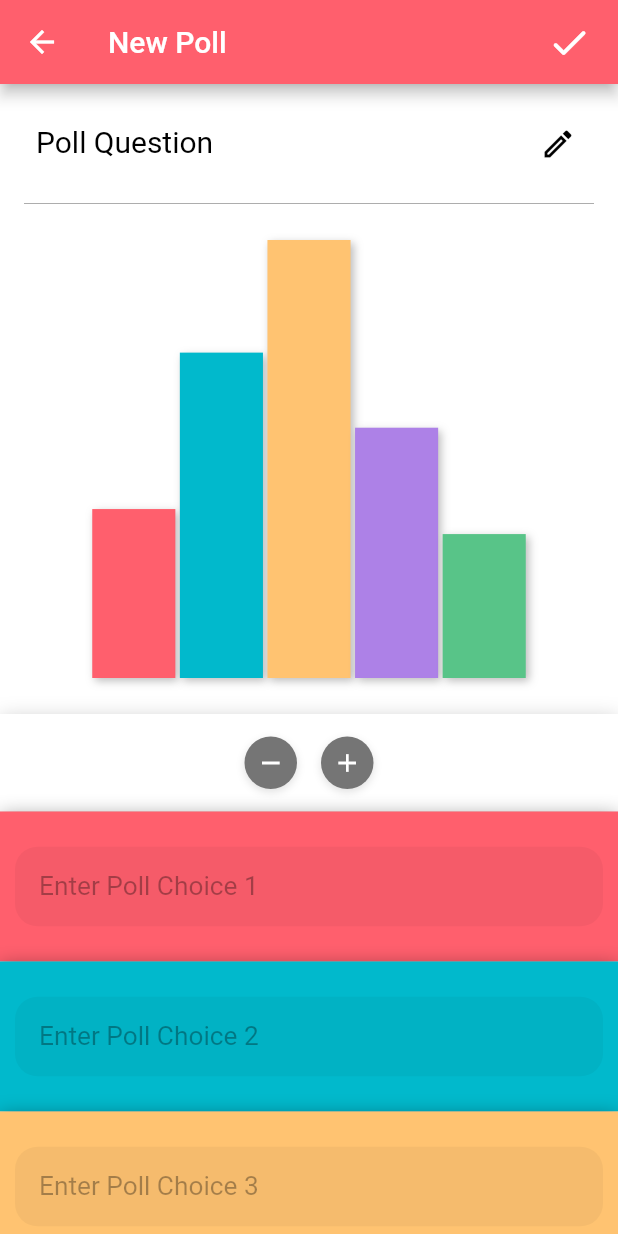
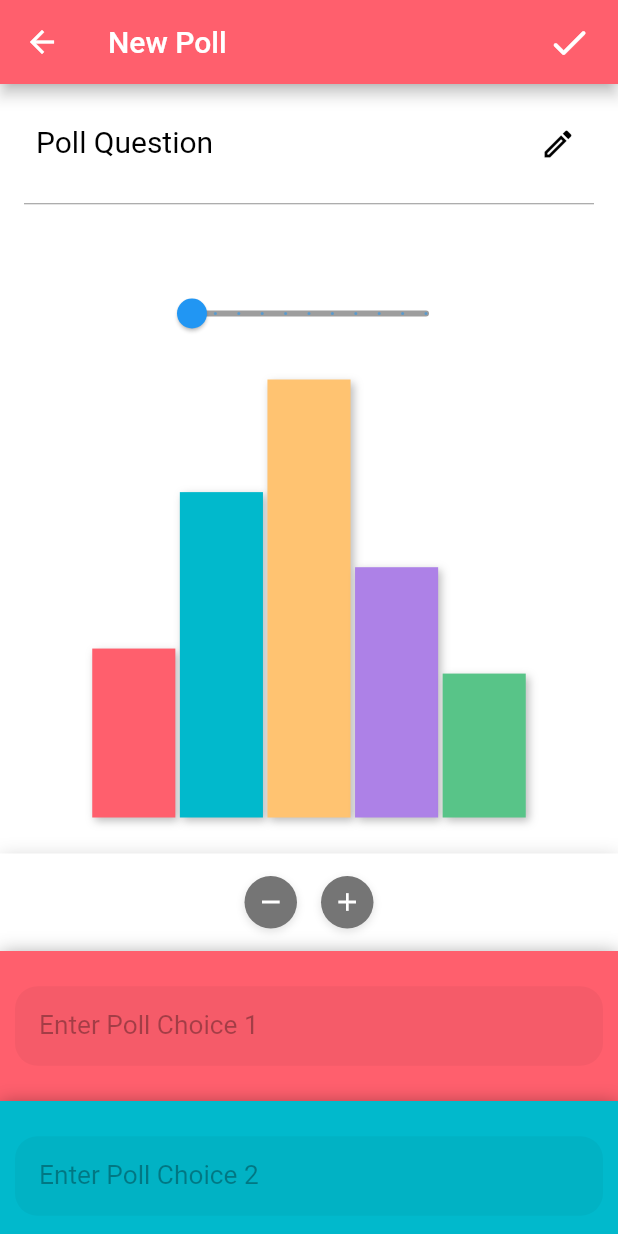
Before and after one commit to nickeastmond/Pollar, a Flutter app: the screen it shows once a user with an empty profile is signed in, after a tap on the "add chart" icon, on a phone screen of 412 x 824 dp. Run offline on Flutter 3.47's test engine with Material 2 defaults, Android fonts, the light colour scheme and no system bars; our stand-ins replace cloud_firestore, email_validator, firebase_auth, firebase_core, flutter_map, geocoding and 7 more; missing offline and left inert: dart:ffi, open_street_map_search_and_pick; accounts and stored records are empty.

Commit message:
set voting limitations based on locations

```diff
--- a/lib/navigation/feed_page.dart
+++ b/lib/navigation/feed_page.dart
@@ -40,7 +40,8 @@ class FeedProvider extends ChangeNotifier {
   Future<LocationData> _getCurrentLocation() async {
     debugPrint("executing get location");
     SharedPreferences prefs = await SharedPreferences.getInstance();
-    final position = await PositionAdapter.getFromSharedPreferences("virtualLocation");
+    final position =
+        await PositionAdapter.getFromSharedPreferences("virtualLocation");
     _userLocation = LatLng(position!.latitude, position.longitude);
     _mapController.move(_userLocation, 13);
     List<Placemark> placemark = await placemarkLocation(_userLocation);
@@ -60,14 +61,13 @@ class FeedProvider extends ChangeNotifier {
   }
 
   List<PollFeedObject> get items => _items;
-  Future<bool> geoPointsDistance(
-      Position p1, Position p2, double? r1, double r2) async {
+  Future<bool> geoPointsDistance(Position p1, Position p2, double? r1) async {
     double metersToMilesFactor = 0.000621371;
     // Calculate the distance between the two points
     double distance = Geolocator.distanceBetween(
         p1.latitude, p1.longitude, p2.latitude, p2.longitude);
     // Check if the distance is less than or equal to the radius
-    return (distance * metersToMilesFactor) <= (r1! + r2);
+    return (distance * metersToMilesFactor) <= (r1!);
   }
 
   Future<void> fetchInitial(int limit) async {
@@ -78,7 +78,8 @@ class FeedProvider extends ChangeNotifier {
     });
     // Define the user's current location
     SharedPreferences prefs = await SharedPreferences.getInstance();
-    final position = await PositionAdapter.getFromSharedPreferences("virtualLocation");
+    final position =
+        await PositionAdapter.getFromSharedPreferences("virtualLocation");
     final double userLat = position!.latitude;
     final double userLong = position.longitude;
     final double? userRad = prefs.getDouble('Radius'); // MILES
@@ -110,8 +111,8 @@ class FeedProvider extends ChangeNotifier {
           heading: 0,
           speed: 0,
           speedAccuracy: 0);
-      final bool overlap = await geoPointsDistance(
-          currentLocation, otherLocation, userRad, obj.poll.radius);
+      final bool overlap =
+          await geoPointsDistance(currentLocation, otherLocation, userRad);
 
       // Check if the circles overlap
       if (overlap) {
@@ -140,7 +141,6 @@ class FeedPage extends StatefulWidget {
   @override
   State<FeedPage> createState() => _FeedPageState();
   final FeedProvider feedProvider;
-
 }
 
 class _FeedPageState extends State<FeedPage> with WidgetsBindingObserver {
@@ -154,14 +154,12 @@ class _FeedPageState extends State<FeedPage> with WidgetsBindingObserver {
     super.initState();
     WidgetsBinding.instance.addObserver(this);
     //fetchFromFirebaseToSharedPreferences();
-    checkLocationEnabled(context).then((val){
+    checkLocationEnabled(context).then((val) {
       debugPrint("location enabled = ${val}");
       setState(() {
         widget.feedProvider.fetchInitial(100);
       });
-
     });
-
 
     // _scrollController.addListener(_onScroll);
   }
@@ -179,13 +177,12 @@ class _FeedPageState extends State<FeedPage> with WidgetsBindingObserver {
   @override
   void didChangeAppLifecycleState(AppLifecycleState state) {
     if (state == AppLifecycleState.resumed) {
-      checkLocationEnabled(context).then((val){
-      debugPrint("location enabled = ${val}");
-      setState(() {
-        widget.feedProvider.fetchInitial(100);
+      checkLocationEnabled(context).then((val) {
+        debugPrint("location enabled = ${val}");
+        setState(() {
+          widget.feedProvider.fetchInitial(100);
+        });
       });
-
-    });
     }
   }
 
--- a/lib/polls/create_poll_page.dart
+++ b/lib/polls/create_poll_page.dart
@@ -39,6 +39,7 @@ class CreatePollPageState extends State<CreatePollPage> {
     TextEditingController()
   ];
   int numBars = 5;
+  double _sliderValue = 0.0;
 
   @override
   Widget build(BuildContext context) {
@@ -54,7 +55,6 @@ class CreatePollPageState extends State<CreatePollPage> {
                 child: GestureDetector(
                   onTap: () async {
                     try {
-
                       Map<String, dynamic> data = {};
                       Position? cur =
                           await PositionAdapter.getFromSharedPreferences(
@@ -87,6 +87,7 @@ class CreatePollPageState extends State<CreatePollPage> {
                       data["pollData"]["answers"] = answers;
                       String uid = FirebaseAuth.instance.currentUser!.uid;
                       data["timestamp"] = DateTime.now();
+                      data["radius"] = _sliderValue;
                       print(data["locationData"]);
                       Poll p = Poll.fromData(uid, data);
                       bool success = await addPollToFirestore(p);
@@ -174,6 +175,43 @@ class CreatePollPageState extends State<CreatePollPage> {
                       borderSide: BorderSide(color: Colors.blue, width: 0.33),
                     ),
                     border: const UnderlineInputBorder(),
+                  ),
+                ),
+              ),
+              const Padding(
+                padding: EdgeInsets.symmetric(vertical: 16.0),
+                child: Text(
+                  'Select a Radius',
+                  style: TextStyle(
+                    color: Colors.white,
+                    fontSize: 17.5,
+                  ),
+                ),
+              ),
+              SizedBox(
+                width: 200,
+                child: SliderTheme(
+                  data: SliderTheme.of(context).copyWith(
+                    thumbShape: RoundSliderThumbShape(enabledThumbRadius: 10),
+                    overlayShape: RoundSliderOverlayShape(overlayRadius: 20),
+                    activeTrackColor: Colors.blue,
+                    inactiveTrackColor: Colors.grey,
+                    thumbColor: Colors.blue,
+                    overlayColor: Colors.blue.withOpacity(0.2),
+                  ),
+                  child: Slider(
+                    value: _sliderValue,
+                    min: 0.0,
+                    max: 20.0,
+                    onChanged: (newValue) {
+                      setState(() {
+                        _sliderValue = newValue;
+                      });
+                    },
+                    label: _sliderValue == 0.0
+                        ? 'Global'
+                        : "Poll Radius: ${_sliderValue.toStringAsFixed(1)}",
+                    divisions: 10,
                   ),
                 ),
               ),
--- a/lib/polls/expanded_poll_page.dart
+++ b/lib/polls/expanded_poll_page.dart
@@ -1,6 +1,7 @@
 import 'dart:math';
 import 'package:cloud_firestore/cloud_firestore.dart';
 import 'package:firebase_auth/firebase_auth.dart';
+import 'package:latlong2/latlong.dart';
 import 'package:pollar/model/constans.dart';
 import 'package:pollar/model/user/pollar_user_model.dart';
 import 'package:pollar/polls/delete_report_menu.dart';
@@ -269,7 +270,9 @@ class ExpandedPollPageState extends State<ExpandedPollPage> {
                             bool success = await pollInteraction(
                                 i,
                                 FirebaseAuth.instance.currentUser!.uid,
-                                widget.pollFeedObj.pollId);
+                                widget.pollFeedObj.pollId,
+                                widget.pollFeedObj.poll.locationData,
+                                widget.pollFeedObj.poll.radius);
                             // ignore: use_build_context_synchronously
                             Navigator.pop(context);
                             if (success) {
```
Also changed, not shown: lib/model/Poll/database/voting.dart (+43 -7 lines).
